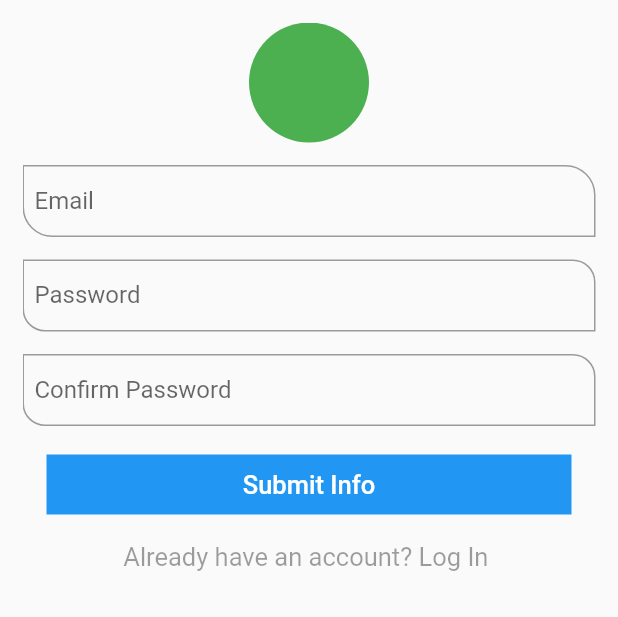
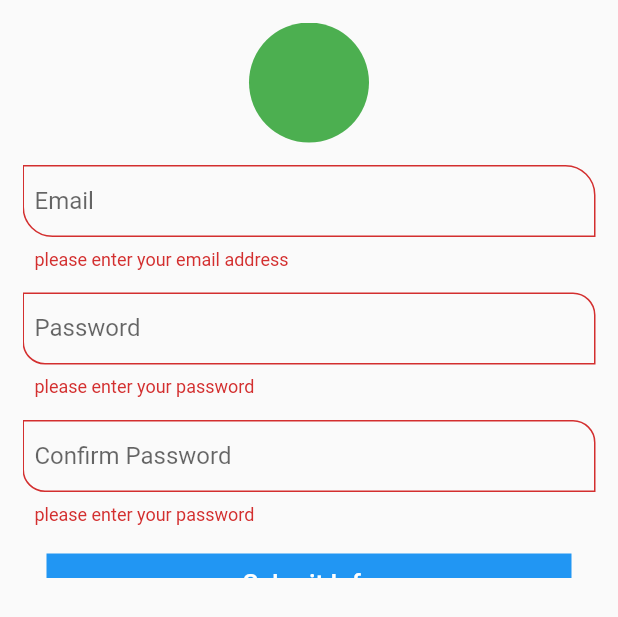
Before and after one commit to hadiuzzaman524/chat_application, a Flutter app: the SignupDesign widget shown alone on an empty page, opened directly, after a tap on "Submit Info", on a phone screen of 412 x 824 dp. Shown: the top 617 px of the screen. Run offline on Flutter 3.47's test engine with Material 2 defaults, Android fonts, the phone set to English and light mode, and no system bars.

Commit message:
validate form

```diff
--- a/chat/lib/widgets/signup_design.dart
+++ b/chat/lib/widgets/signup_design.dart
@@ -1,4 +1,5 @@
 import 'package:flutter/material.dart';
+import '../screens/chat.dart';
 
 class SignupDesign extends StatefulWidget {
   final Function create;
@@ -10,6 +11,24 @@ class SignupDesign extends StatefulWidget {
 }
 
 class _SignupDesignState extends State<SignupDesign> {
+  final _formKey = GlobalKey<FormState>();
+  var _passwordFocus = FocusNode();
+  var _confirmPasswordFocus = FocusNode();
+  var _emailController = TextEditingController();
+  var _passwordController = TextEditingController();
+  var _confirmPasswordController = TextEditingController();
+
+  String _password;
+
+  _saveForm() {
+    _formKey.currentState.save();
+    bool valid = _formKey.currentState.validate();
+    if (valid) {
+      print("valid");
+      Navigator.pushNamed(context, ChatScreen.routeName);
+    }
+  }
+
   @override
   Widget build(BuildContext context) {
     return Container(
@@ -17,6 +36,7 @@ class _SignupDesignState extends State<SignupDesign> {
       height: 400,
       width: double.infinity,
       child: Form(
+        key: _formKey,
         child: SingleChildScrollView(
           child: Column(
             children: [
@@ -28,6 +48,7 @@ class _SignupDesignState extends State<SignupDesign> {
                 height: 15,
               ),
               TextFormField(
+                textInputAction: TextInputAction.next,
                 decoration: InputDecoration(
                   labelText: 'Email',
                   contentPadding:
@@ -41,11 +62,24 @@ class _SignupDesignState extends State<SignupDesign> {
                     borderSide: BorderSide(width: 2.0, color: Colors.amber),
                   ),
                 ),
+                onFieldSubmitted: (_) {
+                  FocusScope.of(context).requestFocus(_passwordFocus);
+                },
+                validator: (value) {
+                  if (value.isEmpty) {
+                    return 'please enter your email address';
+                  } else if (!value.endsWith('.com')) {
+                    return 'please enter valid email address';
+                  }
+                  return null;
+                },
               ),
               SizedBox(
                 height: 15,
               ),
               TextFormField(
+                focusNode: _passwordFocus,
+                textInputAction: TextInputAction.next,
                 decoration: InputDecoration(
                   contentPadding:
                       EdgeInsets.symmetric(horizontal: 8, vertical: 2),
@@ -58,11 +92,26 @@ class _SignupDesignState extends State<SignupDesign> {
                     ),
                   ),
                 ),
+                onFieldSubmitted: (_) {
+                  FocusScope.of(context).requestFocus(_confirmPasswordFocus);
+                },
+                onChanged: (value) {
+                  _password = value;
+                },
+                validator: (value) {
+                  if (value.isEmpty) {
+                    return 'please enter your password';
+                  } else if (value.length < 6) {
+                    return 'Password must be in 6 character long';
+                  }
+                  return null;
+                },
               ),
               SizedBox(
                 height: 15,
               ),
               TextFormField(
+                focusNode: _confirmPasswordFocus,
                 decoration: InputDecoration(
                   contentPadding:
                       EdgeInsets.symmetric(horizontal: 8, vertical: 2),
@@ -75,12 +124,26 @@ class _SignupDesignState extends State<SignupDesign> {
                     ),
                   ),
                 ),
+                validator: (value) {
+                  if (value.isEmpty) {
+                    return 'please enter your password';
+                  } else if (value.length < 6) {
+                    return 'password must be in 6 character long';
+                  } else if (value != _password) {
+                    return 'password should not be match';
+                  }
+                  return null;
+                },
+                textInputAction: TextInputAction.done,
+                onFieldSubmitted: (_) {
+                  _saveForm();
+                },
               ),
               SizedBox(
                 height: 15,
               ),
               FlatButton(
-                onPressed: () {},
+                onPressed: _saveForm,
                 child: Container(
                   color: Colors.blue,
                   width: double.infinity,
```
Also changed, not shown: chat/lib/screens/chat.dart (+12 -1 lines), chat/lib/widgets/login_design.dart (+48 -4 lines).
